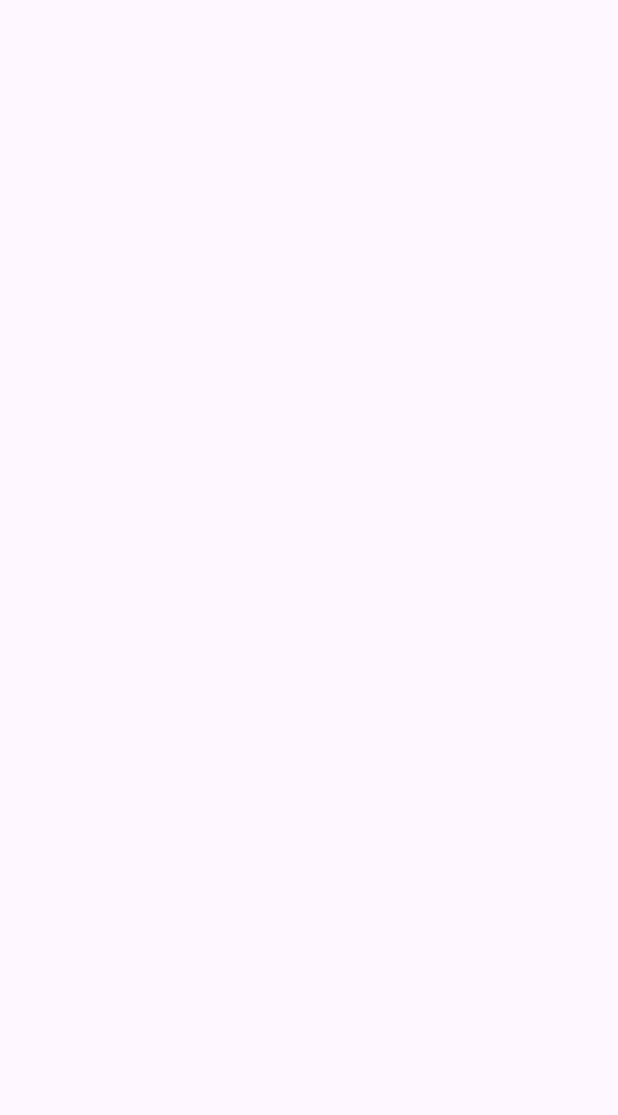
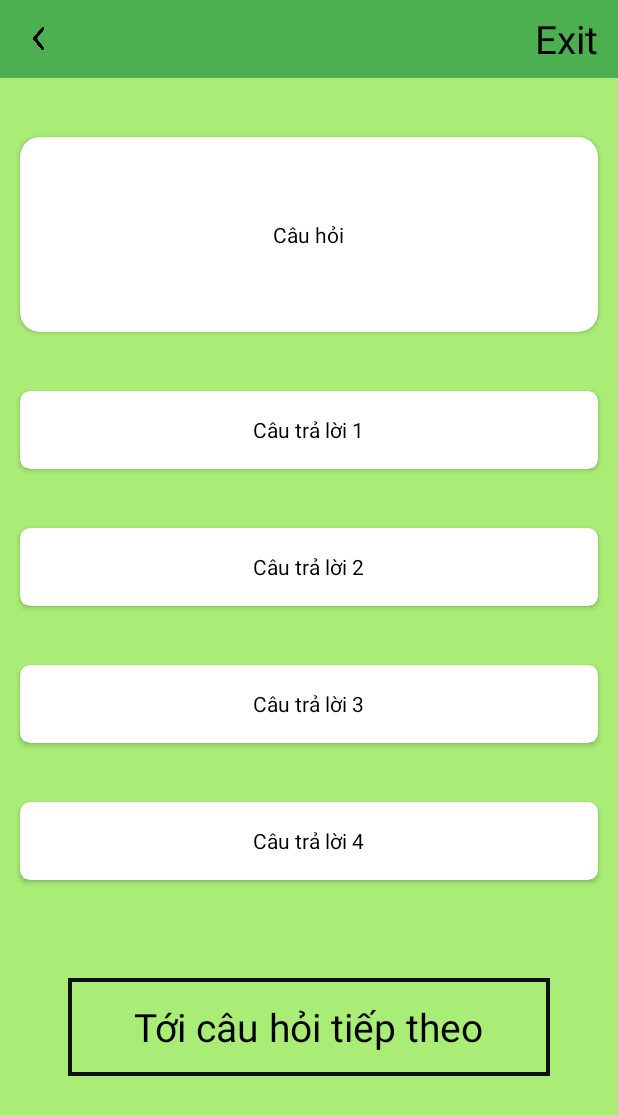
Before and after one commit to EkkoNguyen/63136111-AndroidProgramming, an Android app: the screen it shows after launch (ManHinhChoiActivity), on a phone screen of 412 x 824 dp. Before the commit the part shown is empty. Shown: the top 1115 px of the screen. Run offline under Robolectric (Android 15) with nearby library versions, the phone set to English and light mode, and no system bars; our stand-ins replace sdp/ssp sizes.

Commit message:
Thiết kế giao diện Quizzy

```diff
--- /dev/null
+++ b/ntu_63136111/Cau2_QuizzyApp/app/src/main/res/drawable/next_btn_shape.xml
@@ -0,0 +1,8 @@
+<?xml version="1.0" encoding="utf-8"?>
+<shape android:shape="rectangle" xmlns:android="http://schemas.android.com/apk/res/android">
+
+    <stroke android:width="@dimen/_2sdp" android:color="#0F1010"/>
+
+    <conners android:radius="@dimen/_5sdp"/>
+
+</shape>
--- a/ntu_63136111/Cau2_QuizzyApp/app/src/main/res/layout/activity_man_hinh_choi.xml
+++ b/ntu_63136111/Cau2_QuizzyApp/app/src/main/res/layout/activity_man_hinh_choi.xml
@@ -1,9 +1,158 @@
 <?xml version="1.0" encoding="utf-8"?>
-<androidx.constraintlayout.widget.ConstraintLayout xmlns:android="http://schemas.android.com/apk/res/android"
+<LinearLayout xmlns:android="http://schemas.android.com/apk/res/android"
     xmlns:app="http://schemas.android.com/apk/res-auto"
     xmlns:tools="http://schemas.android.com/tools"
     android:layout_width="match_parent"
     android:layout_height="match_parent"
-    tools:context=".ManHinhChoiActivity">
+    android:background="#A9ED77"
+    tools:context=".ManHinhChoiActivity"
+    android:orientation="vertical">
 
-</androidx.constraintlayout.widget.ConstraintLayout>
+    <RelativeLayout
+        android:background="#4CAF50"
+        android:layout_width="match_parent"
+        android:layout_height="@dimen/_40sdp">
+
+        <ImageView
+            android:id="@+id/ic_back"
+            android:layout_width="@dimen/_20sdp"
+            android:layout_height="@dimen/_20sdp"
+            android:background="@drawable/ic_back"
+            android:layout_centerVertical="true"
+            android:backgroundTint="@color/black"
+            app:tint="@color/black"
+            android:layout_marginLeft="@dimen/_10sdp"/>
+
+        <TextView
+            android:layout_width="wrap_content"
+            android:layout_height="wrap_content"
+            android:text="Exit"
+            android:layout_alignParentRight="true"
+            android:layout_centerVertical="true"
+            android:textSize="@dimen/_20sdp"
+            android:textColor="@color/black"
+            android:layout_marginRight="@dimen/_10sdp"/>
+
+    </RelativeLayout>
+
+    <androidx.cardview.widget.CardView
+        app:cardCornerRadius="@dimen/_10sdp"
+        android:layout_width="match_parent"
+        android:layout_height="@dimen/_100sdp"
+        android:layout_marginStart="@dimen/_10sdp"
+        android:layout_marginRight="@dimen/_10sdp"
+        android:layout_marginLeft="@dimen/_10sdp"
+        android:layout_marginEnd="@dimen/_10sdp"
+        android:layout_marginTop="@dimen/_30sdp"
+        android:background="@color/white">
+
+        <TextView
+            android:id="@+id/card_question"
+            android:layout_width="wrap_content"
+            android:layout_height="wrap_content"
+            android:text="Câu hỏi"
+            android:textColor="@color/black"
+            android:layout_gravity="center"/>
+    </androidx.cardview.widget.CardView>
+
+    <androidx.cardview.widget.CardView
+        app:cardCornerRadius="@dimen/_5sdp"
+        android:layout_width="match_parent"
+        android:layout_height="@dimen/_40sdp"
+        android:layout_marginStart="@dimen/_10sdp"
+        android:layout_marginRight="@dimen/_10sdp"
+        android:layout_marginLeft="@dimen/_10sdp"
+        android:layout_marginEnd="@dimen/_10sdp"
+        android:layout_marginTop="@dimen/_30sdp"
+        android:background="@color/white">
+
+        <TextView
+            android:id="@+id/card_optionA"
+            android:layout_width="wrap_content"
+            android:layout_height="wrap_content"
+            android:text="Câu trả lời 1"
+            android:textColor="@color/black"
+            android:layout_gravity="center"/>
+    </androidx.cardview.widget.CardView>
+
+    <androidx.cardview.widget.CardView
+        app:cardCornerRadius="@dimen/_5sdp"
+        android:layout_width="match_parent"
+        android:layout_height="@dimen/_40sdp"
+        android:layout_marginStart="@dimen/_10sdp"
+        android:layout_marginRight="@dimen/_10sdp"
+        android:layout_marginLeft="@dimen/_10sdp"
+        android:layout_marginEnd="@dimen/_10sdp"
+        android:layout_marginTop="@dimen/_30sdp"
+        android:background="@color/white">
+
+        <TextView
+            android:id="@+id/card_optionB"
+            android:layout_width="wrap_content"
+            android:layout_height="wrap_content"
+            android:text="Câu trả lời 2"
+            android:textColor="@color/black"
+            android:layout_gravity="center"/>
+    </androidx.cardview.widget.CardView>
+
+    <androidx.cardview.widget.CardView
+        app:cardCornerRadius="@dimen/_5sdp"
+        android:layout_width="match_parent"
+        android:layout_height="@dimen/_40sdp"
+        android:layout_marginStart="@dimen/_10sdp"
+        android:layout_marginRight="@dimen/_10sdp"
+        android:layout_marginLeft="@dimen/_10sdp"
+        android:layout_marginEnd="@dimen/_10sdp"
+        android:layout_marginTop="@dimen/_30sdp"
+        android:background="@color/white">
+
+        <TextView
+            android:id="@+id/card_optionC"
+            android:layout_width="wrap_content"
+            android:layout_height="wrap_content"
+            android:text="Câu trả lời 3"
+            android:textColor="@color/black"
+            android:layout_gravity="center"/>
+    </androidx.cardview.widget.CardView>
+
+    <androidx.cardview.widget.CardView
+        app:cardCornerRadius="@dimen/_5sdp"
+        android:layout_width="match_parent"
+        android:layout_height="@dimen/_40sdp"
+        android:layout_marginStart="@dimen/_10sdp"
+        android:layout_marginRight="@dimen/_10sdp"
+        android:layout_marginLeft="@dimen/_10sdp"
+        android:layout_marginEnd="@dimen/_10sdp"
+        android:layout_marginTop="@dimen/_30sdp"
+        android:background="@color/white">
+
+        <TextView
+            android:id="@+id/card_optionD"
+            android:layout_width="wrap_content"
+            android:layout_height="wrap_content"
+            android:text="Câu trả lời 4"
+            android:textColor="@color/black"
+            android:layout_gravity="center"/>
+    </androidx.cardview.widget.CardView>
+
+
+    <LinearLayout
+        android:layout_width="match_parent"
+        android:layout_height="@dimen/_50sdp"
+        android:background="@drawable/next_btn_shape"
+        android:layout_marginStart="@dimen/_35sdp"
+        android:layout_marginRight="@dimen/_35sdp"
+        android:layout_marginLeft="@dimen/_35sdp"
+        android:layout_marginTop="@dimen/_50sdp"
+        android:layout_marginEnd="@dimen/_35sdp"
+        android:gravity="center">
+
+        <TextView
+            android:layout_width="wrap_content"
+            android:layout_height="wrap_content"
+            android:text="Tới câu hỏi tiếp theo"
+            android:textColor="@color/black"
+            android:textSize="@dimen/_20sdp"
+            android:layout_gravity="center" />
+    </LinearLayout>
+</LinearLayout>
```
Also changed, not shown: ntu_63136111/Cau2_QuizzyApp/app/src/main/res/drawable/ic_back.png (added).
